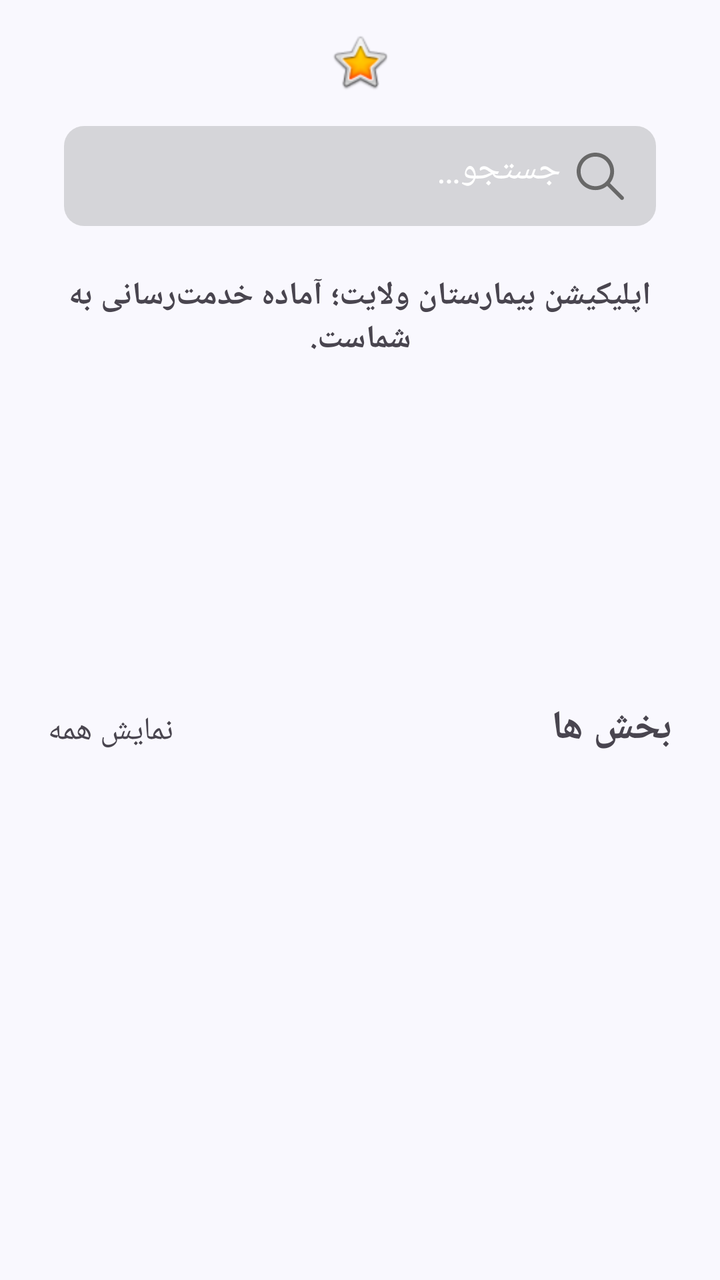
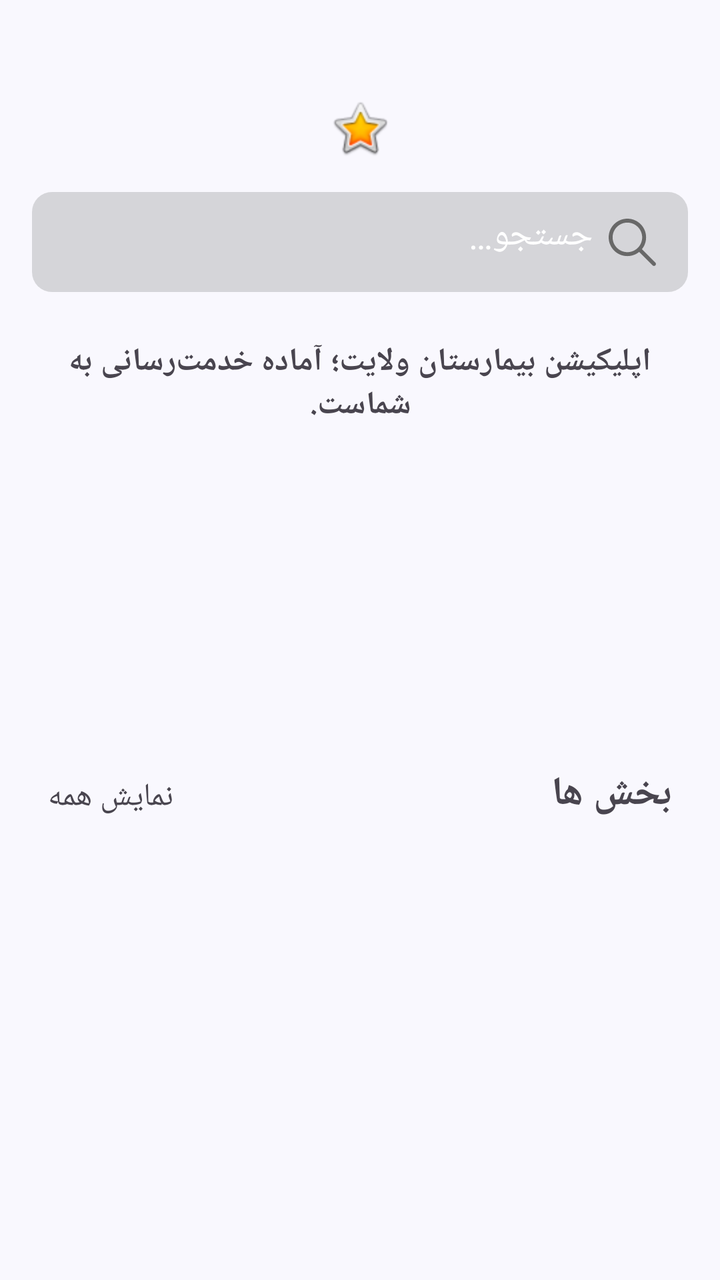

Before-and-after screenshots of an Android layout around one commit, followed by the original layout XML and the change that was made.
<!-- AndroidManifest.xml: application theme Theme.Hospital -->
<!-- res/layout/activity_main.xml -->
<?xml version="1.0" encoding="utf-8"?>
<androidx.constraintlayout.widget.ConstraintLayout xmlns:android="http://schemas.android.com/apk/res/android"
    xmlns:app="http://schemas.android.com/apk/res-auto"
    xmlns:tools="http://schemas.android.com/tools"
    android:id="@+id/main"
    android:layout_width="match_parent"
    android:layout_height="match_parent"
    tools:context=".Activity.MainActivity"
    android:background="@color/white_background">

    <LinearLayout
        android:id="@+id/linear_logo"
        android:layout_width="0dp"
        android:layout_height="wrap_content"
        android:orientation="horizontal"
        app:layout_constraintEnd_toEndOf="parent"
        app:layout_constraintStart_toStartOf="parent"
        app:layout_constraintTop_toTopOf="parent">

        <ImageView
            android:id="@+id/imageView"
            android:layout_width="0dp"
            android:layout_height="wrap_content"
            android:layout_marginTop="15dp"
            android:layout_weight="1"
            app:srcCompat="@android:drawable/btn_star_big_on" />

    </LinearLayout>

    <EditText
        android:id="@+id/editTextText3"
        android:layout_width="0dp"
        android:layout_height="50dp"
        android:layout_marginStart="32dp"
        android:layout_marginEnd="32dp"
        android:layout_marginTop="16dp"
        android:drawablePadding="8dp"
        android:padding="16dp"
        android:hint="@string/searchBar"
        android:textColorHint="@color/white"
        android:drawableEnd="@drawable/search_icon"
        android:ems="10"
        android:inputType="text"
        app:layout_constraintEnd_toEndOf="parent"
        app:layout_constraintStart_toStartOf="parent"
        app:layout_constraintTop_toBottomOf="@id/linear_logo"
        android:background="@drawable/white_bg"/>

    <ScrollView
        android:layout_width="match_parent"
        android:layout_height="0dp"
        app:layout_constraintBottom_toBottomOf="parent"
        app:layout_constraintEnd_toEndOf="parent"
        app:layout_constraintStart_toStartOf="parent"
        app:layout_constraintTop_toBottomOf="@+id/editTextText3">

        <LinearLayout
            android:layout_width="match_parent"
            android:layout_height="wrap_content"
            android:orientation="vertical">

            <TextView
                android:id="@+id/textView"
                android:layout_width="match_parent"
                android:layout_height="wrap_content"
                android:layout_marginStart="16dp"
                android:layout_marginTop="24dp"
                android:layout_marginEnd="16dp"
                android:text="@string/introduction"
                android:textAlignment="center"
                android:textSize="16sp"
                android:textStyle="bold" />

            <androidx.constraintlayout.widget.ConstraintLayout
                android:id="@+id/constraintLayout"
                android:layout_width="match_parent"
                android:layout_height="match_parent"
                android:layout_marginTop="24dp">

                <androidx.viewpager2.widget.ViewPager2
                    android:id="@+id/viewPager2"
                    android:layout_width="match_parent"
                    android:layout_height="130dp"
                    app:layout_constraintEnd_toEndOf="parent"
                    app:layout_constraintStart_toStartOf="parent"
                    app:layout_constraintTop_toTopOf="parent" />

                <ProgressBar
                    android:id="@+id/progressBar2"
                    style="?android:attr/progressBarStyle"
                    android:layout_width="wrap_content"
                    android:layout_height="wrap_content"
                    app:layout_constraintBottom_toBottomOf="parent"
                    app:layout_constraintEnd_toEndOf="parent"
                    app:layout_constraintStart_toStartOf="parent"
                    app:layout_constraintTop_toTopOf="parent" />
            </androidx.constraintlayout.widget.ConstraintLayout>

            <LinearLayout
                android:layout_width="match_parent"
                android:layout_height="match_parent"
                android:orientation="horizontal"
                android:layout_marginStart="24dp"
                android:layout_marginEnd="24dp"
                android:layout_marginTop="16dp"
                android:layout_marginBottom="16dp">


                <TextView
                    android:id="@+id/seeAllTV"
                    android:layout_width="wrap_content"
                    android:layout_height="wrap_content"
                    android:text="@string/seeAll"
                    android:gravity="end"
                    android:textSize="16sp" />

                <TextView
                    android:id="@+id/textView3"
                    android:layout_width="0dp"
                    android:layout_height="wrap_content"
                    android:layout_weight="1"
                    android:text="@string/section"
                    android:textSize="20sp"
                    android:textStyle="bold" />
            </LinearLayout>

            <androidx.constraintlayout.widget.ConstraintLayout
                android:layout_width="match_parent"
                android:layout_height="match_parent">

                <ProgressBar
                    android:id="@+id/progressBarCategory"
                    style="?android:attr/progressBarStyle"
                    android:layout_width="wrap_content"
                    android:layout_height="wrap_content"
                    app:layout_constraintBottom_toBottomOf="parent"
                    app:layout_constraintEnd_toEndOf="parent"
                    app:layout_constraintStart_toStartOf="parent"
                    app:layout_constraintTop_toTopOf="parent" />

                <androidx.recyclerview.widget.RecyclerView
                    android:id="@+id/categoryView"
                    android:layout_width="match_parent"
                    android:layout_height="match_parent"
                    android:clipToPadding="false"
                    android:layout_marginTop="8dp"
                    android:paddingStart="16dp"
                    android:paddingEnd="16dp"
                    app:layout_constraintEnd_toEndOf="parent"
                    app:layout_constraintStart_toStartOf="parent"
                    app:layout_constraintTop_toTopOf="parent" />

            </androidx.constraintlayout.widget.ConstraintLayout>

        </LinearLayout>
    </ScrollView>

</androidx.constraintlayout.widget.ConstraintLayout>
<!-- resources referenced by this layout -->
<resources>
  <color name="white">#FFFFFFFF</color>
  <color name="white_background">#F9F8FE</color>
  <!-- drawable search_icon: png bitmap (drawable-hdpi, 851 bytes) -->
  <!-- drawable white_bg (drawable) -->
  <?xml version="1.0" encoding="utf-8"?>
  <selector xmlns:android="http://schemas.android.com/apk/res/android">
  <item>
      <shape android:shape="rectangle">
          <solid android:color="@color/gray"/>
          <corners android:radius="10dp"/>
      </shape>
  </item>
  </selector>
  <string name="introduction">اپلیکیشن بیمارستان ولایت؛ آماده خدمت‌رسانی به شماست.</string>
  <string name="searchBar">جستجو…</string>
  <string name="section">بخش ها</string>
  <string name="seeAll">نمایش همه</string>
  <style name="Theme.Hospital" parent="Base.Theme.Hospital" />
  <color name="gray">#D5D5D9</color>
  <style name="Base.Theme.Hospital" parent="Theme.Material3.DayNight.NoActionBar">
          
          
      </style>
</resources>

<!-- the commit's change to res/layout/activity_main.xml (unified diff, before → after) -->
@@ -6,6 +6,7 @@
     android:layout_width="match_parent"
     android:layout_height="match_parent"
     tools:context=".Activity.MainActivity"
+    android:fitsSystemWindows="true"
     android:background="@color/white_background">
 
     <LinearLayout
@@ -13,6 +14,7 @@
         android:layout_width="0dp"
         android:layout_height="wrap_content"
         android:orientation="horizontal"
+        android:layout_marginTop="48dp"
         app:layout_constraintEnd_toEndOf="parent"
         app:layout_constraintStart_toStartOf="parent"
         app:layout_constraintTop_toTopOf="parent">
@@ -21,7 +23,6 @@
             android:id="@+id/imageView"
             android:layout_width="0dp"
             android:layout_height="wrap_content"
-            android:layout_marginTop="15dp"
             android:layout_weight="1"
             app:srcCompat="@android:drawable/btn_star_big_on" />
 
@@ -31,8 +32,8 @@
         android:id="@+id/editTextText3"
         android:layout_width="0dp"
         android:layout_height="50dp"
-        android:layout_marginStart="32dp"
-        android:layout_marginEnd="32dp"
+        android:layout_marginStart="16dp"
+        android:layout_marginEnd="16dp"
         android:layout_marginTop="16dp"
         android:drawablePadding="8dp"
         android:padding="16dp"
@@ -81,6 +82,7 @@
                     android:id="@+id/viewPager2"
                     android:layout_width="match_parent"
                     android:layout_height="130dp"
+                    app:layout_constraintBottom_toBottomOf="parent"
                     app:layout_constraintEnd_toEndOf="parent"
                     app:layout_constraintStart_toStartOf="parent"
                     app:layout_constraintTop_toTopOf="parent" />
